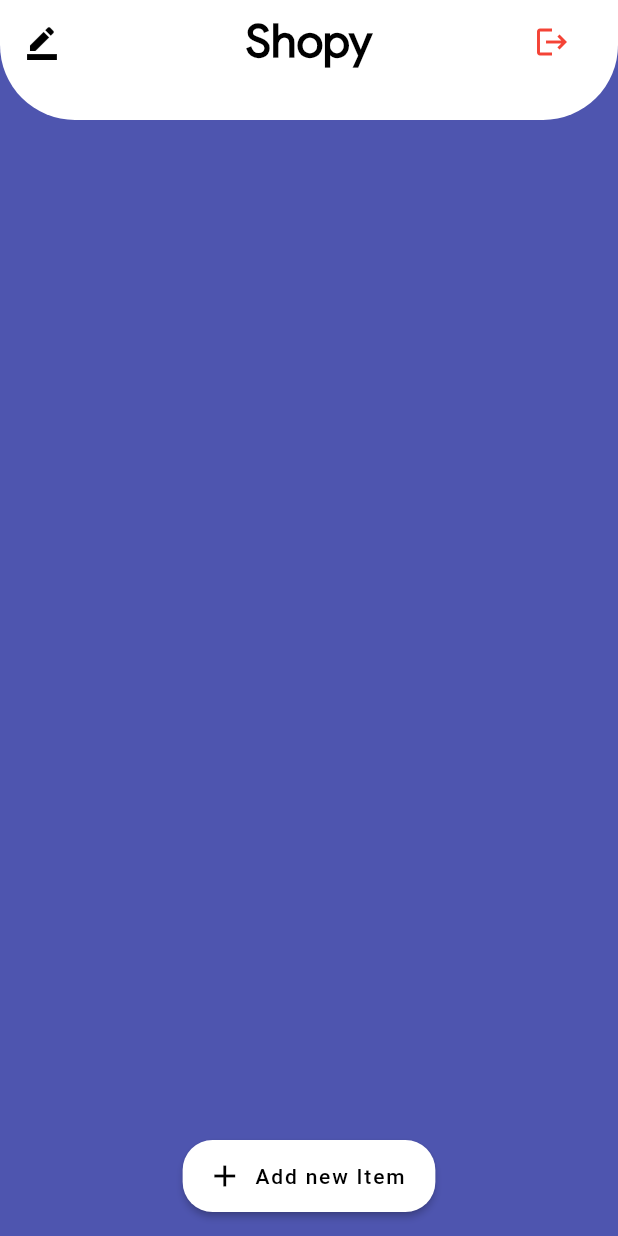
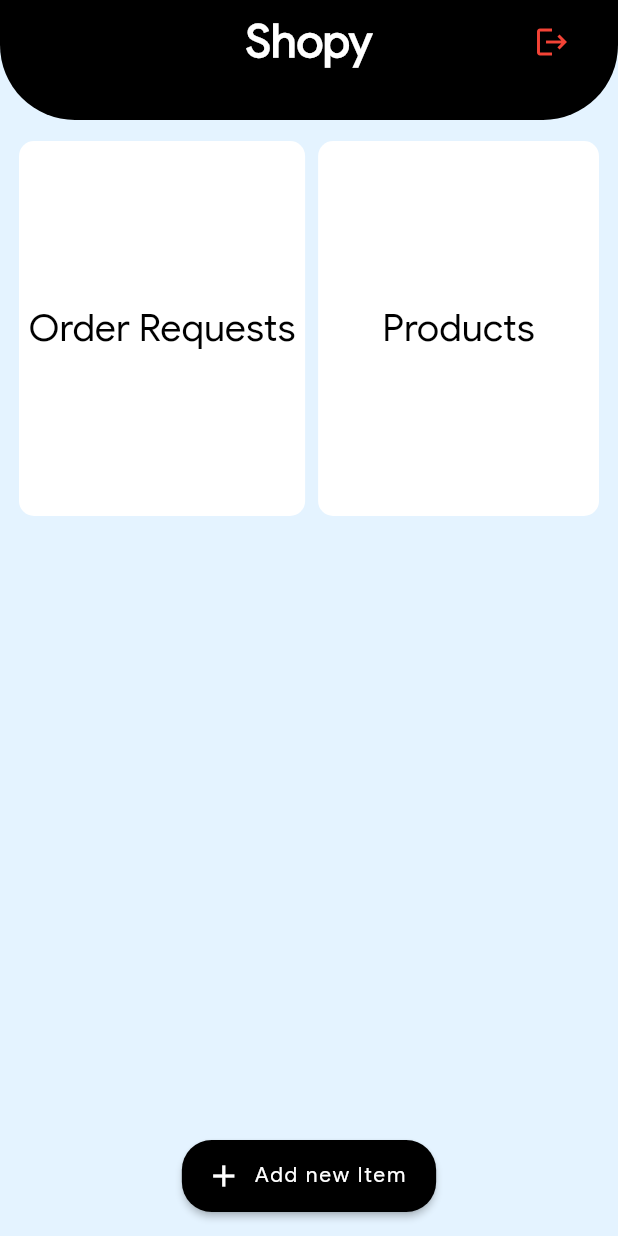
Before and after one commit to aruntemme/ecom-flutter, a Flutter app: the UploadScreen screen opened directly, on a phone screen of 412 x 824 dp. Run offline on Flutter 3.47's test engine with Material 2 defaults, Android fonts, the phone set to English and light mode, and no system bars; our stand-ins replace cloud_firestore, firebase_auth, firebase_core, firebase_storage, image_picker, shared_preferences; accounts and stored records are empty.

Commit message:
admin ui changes

```diff
--- a/lib/Admin/uploadScreen.dart
+++ b/lib/Admin/uploadScreen.dart
@@ -15,11 +15,11 @@ class _UploadScreenState extends State<UploadScreen> {
 
   displayAdminHomeScreen() {
     return Scaffold(
-      backgroundColor: Color(0XFF4E55AF),
+      backgroundColor: Color(0xFFE4F3FF),
       appBar: PreferredSize(
         preferredSize: Size.fromHeight(80.0),
         child: AppBar(
-          backgroundColor: Colors.white,
+          backgroundColor: Colors.black,
           shape: RoundedRectangleBorder(
             borderRadius: BorderRadius.vertical(
               bottom: Radius.circular(50),
@@ -29,18 +29,12 @@ class _UploadScreenState extends State<UploadScreen> {
             "Shopy",
             style: TextStyle(
                 fontSize: 30.0,
-                color: Colors.black,
-                fontFamily: "GoogleSans",
+                color: Colors.white,
                 fontWeight: FontWeight.bold),
           ),
           centerTitle: true,
           elevation: 0.0,
-          leading: IconButton(
-              icon: Icon(Icons.border_color, color: Colors.black),
-              onPressed: () {
-                Route route = MaterialPageRoute(builder: (c) => AdminOrders());
-                Navigator.pushReplacement(context, route);
-              }),
+          leading: Container(),
           actions: [
             FlatButton(
                 onPressed: () {
@@ -54,11 +48,72 @@ class _UploadScreenState extends State<UploadScreen> {
           ],
         ),
       ),
-      body: Column(),
+      body: Padding(
+        padding: EdgeInsets.all(4.0),
+        child: Column(
+          children: [
+            SizedBox(height: 10.0),
+            Row(
+              mainAxisAlignment: MainAxisAlignment.spaceEvenly,
+              children: [
+                GestureDetector(
+                  onTap: () {
+                    Route route =
+                        MaterialPageRoute(builder: (c) => AdminOrders());
+                    Navigator.push(context, route);
+                  },
+                  child: Container(
+                    decoration: BoxDecoration(
+                      color: Color(0xFFFFFFFF),
+                      borderRadius: BorderRadius.circular(10),
+                    ),
+                    height: 250,
+                    width: MediaQuery.of(context).size.width / 2.16,
+                    child: Center(
+                        child: Text(
+                      "Order Requests",
+                      style: TextStyle(
+                          fontSize: 25.0,
+                          color: Color(
+                            0xFF000000,
+                          )),
+                    )),
+                  ),
+                ),
+                // SizedBox(width: MediaQuery.of(context).size.width / 28),
+                GestureDetector(
+                  onTap: () {
+                    Route route =
+                        MaterialPageRoute(builder: (c) => AdminOrders());
+                    Navigator.push(context, route);
+                  },
+                  child: Container(
+                    decoration: BoxDecoration(
+                      color: Color(0xFFFFFFFF),
+                      borderRadius: BorderRadius.circular(10),
+                    ),
+                    height: 250,
+                    width: MediaQuery.of(context).size.width / 2.2,
+                    child: Center(
+                        child: Text(
+                      "Products",
+                      style: TextStyle(
+                          fontSize: 25.0,
+                          color: Color(
+                            0xFF000000,
+                          )),
+                    )),
+                  ),
+                ),
+              ],
+            ),
+          ],
+        ),
+      ),
       floatingActionButton: FloatingActionButton.extended(
         onPressed: () => print("click"),
-        backgroundColor: Colors.white,
-        foregroundColor: Colors.black,
+        backgroundColor: Colors.black,
+        foregroundColor: Colors.white,
         icon: Icon(Icons.add),
         elevation: 2.0,
         label: Text("Add new Item"),
--- a/lib/main.dart
+++ b/lib/main.dart
@@ -26,6 +26,7 @@ class MyApp extends StatelessWidget {
       title: 'ecom-flutter',
       theme: ThemeData(
           accentColor: Colors.deepPurpleAccent,
+          fontFamily: "GoogleSans",
           primaryColor: Colors.blueAccent),
       home: SplashScreen(),
     );
```
